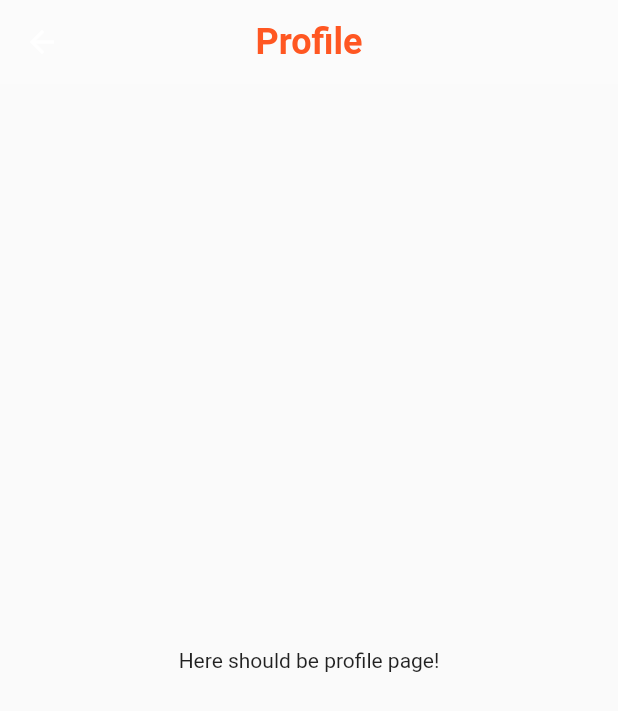
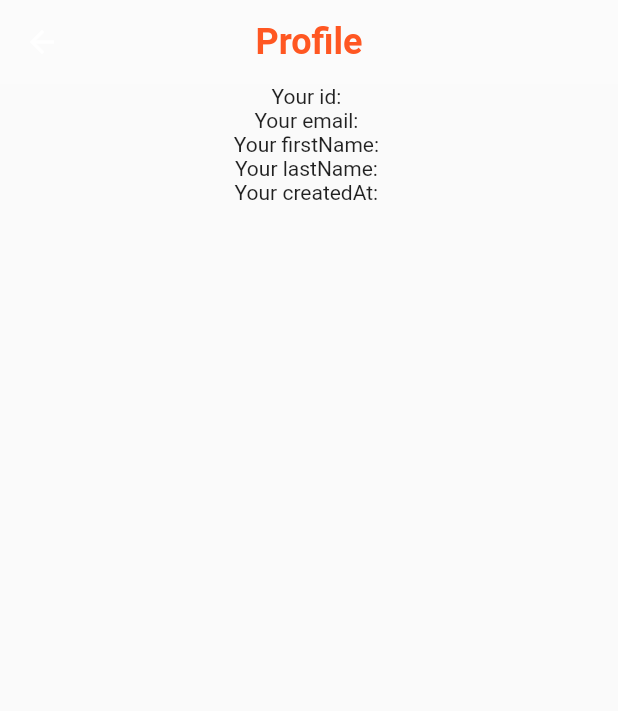
Before and after one commit to AzizullohZohidov/simple_social_media, a Flutter app: the ProfileScreen screen opened by its route, on a phone screen of 412 x 824 dp. Shown: the top 711 px of the screen. Run offline on Flutter 3.47's test engine with Material 2 defaults, Android fonts, the phone set to English and light mode, and no system bars; our stand-ins replace bloc, cloud_firestore, equatable, firebase_auth, firebase_core, firebase_storage and 3 more; accounts and stored records are empty.

Commit message:
Fixes, Profile Page Bloc Implemented and Linked

```diff
--- /dev/null
+++ b/lib/business_logic/bloc/profile_bloc/profile_bloc.dart
@@ -0,0 +1,28 @@
+import 'package:bloc/bloc.dart';
+import 'package:equatable/equatable.dart';
+import 'package:simple_social_media/data/models/user_model.dart';
+import 'package:simple_social_media/data/repositories/user_repository.dart';
+
+part 'profile_event.dart';
+part 'profile_state.dart';
+
+class ProfileBloc extends Bloc<ProfileEvent, ProfileState> {
+  final UserRepository userRepository;
+  ProfileBloc({required this.userRepository}) : super(const ProfileInitial()) {
+    on<ProfileInitializationRequested>(_onProfileInitializationRequested);
+  }
+
+  void _onProfileInitializationRequested(
+    ProfileInitializationRequested event,
+    Emitter<ProfileState> emit,
+  ) async {
+    try {
+      UserModel? currentUser = await userRepository.getCurrentUser();
+      emit(ProfileInitialization(currentUser: currentUser!));
+      //For debugging purposes only
+      //print(currentUser);
+    } catch (error) {
+      emit(ProfileInitialization(currentUser: UserModel.empty()));
+    }
+  }
+}
--- /dev/null
+++ b/lib/business_logic/bloc/profile_bloc/profile_event.dart
@@ -0,0 +1,15 @@
+part of 'profile_bloc.dart';
+
+abstract class ProfileEvent extends Equatable {
+  const ProfileEvent();
+
+  @override
+  List<Object> get props => [];
+}
+
+class ProfileInitializationRequested extends ProfileEvent {
+  const ProfileInitializationRequested();
+
+  @override
+  List<Object> get props => [];
+}
--- /dev/null
+++ b/lib/business_logic/bloc/profile_bloc/profile_state.dart
@@ -0,0 +1,21 @@
+part of 'profile_bloc.dart';
+
+abstract class ProfileState extends Equatable {
+  const ProfileState();
+
+  @override
+  List<Object> get props => [];
+}
+
+class ProfileInitial extends ProfileState {
+  const ProfileInitial();
+}
+
+class ProfileInitialization extends ProfileState {
+  const ProfileInitialization({required this.currentUser});
+
+  final UserModel currentUser;
+
+  @override
+  List<Object> get props => [currentUser];
+}
--- a/lib/business_logic/bloc/sign_up_bloc/sign_up_bloc.dart
+++ b/lib/business_logic/bloc/sign_up_bloc/sign_up_bloc.dart
@@ -19,7 +19,7 @@ class SignUpBloc extends Bloc<SignUpEvent, SignUpState>
         ConfirmPasswordValidatorMixin,
         StringNonemptyValidatorMixin,
         PassedParametersValidatorMixin {
-  SignUpBloc(this._authRepo) : super(SignUpInitial()) {
+  SignUpBloc({required this.authRepo}) : super(SignUpInitial()) {
     on<SignUpEmailChanged>(_onEmailChanged);
     on<SignUpFirstNameChanged>(_onFirstNameChanged);
     on<SignUpLastNameChanged>(_onLastChanged);
@@ -28,7 +28,7 @@ class SignUpBloc extends Bloc<SignUpEvent, SignUpState>
     on<SignUpSubmitted>(_onSignUpSubmitted);
   }
 
-  final AuthenticationRepository _authRepo;
+  final AuthenticationRepository authRepo;
 
   void _onEmailChanged(
     SignUpEmailChanged event,
@@ -94,7 +94,7 @@ class SignUpBloc extends Bloc<SignUpEvent, SignUpState>
     }
     //Since no validation error occured we proceed to signing up the user
     try {
-      await _authRepo.signUpAndSaveInDB(
+      await authRepo.signUpAndSaveInDB(
         email: event.email,
         firstName: event.firstName,
         lastName: event.lastName,
--- a/lib/data/models/user_model.dart
+++ b/lib/data/models/user_model.dart
@@ -1,9 +1,11 @@
-class UserModel {
+import 'package:equatable/equatable.dart';
+
+class UserModel extends Equatable {
   final String id;
   final String email;
   final String firstName;
   final String lastName;
-  final DateTime createdAt;
+  final String createdAt;
 
   UserModel({
     required this.id,
@@ -12,4 +14,15 @@ class UserModel {
     required this.lastName,
     required this.createdAt,
   });
+
+  UserModel.empty({
+    this.id = '',
+    this.email = '',
+    this.firstName = '',
+    this.lastName = '',
+    this.createdAt = '',
+  });
+
+  @override
+  List<Object?> get props => [id, email, firstName, lastName, createdAt];
 }
--- a/lib/data/repositories/authentication_repository.dart
+++ b/lib/data/repositories/authentication_repository.dart
@@ -57,7 +57,7 @@ class AuthenticationRepository {
       'email': email.trim(),
       'firstName': firstName,
       'lastName': lastName,
-      'createdAt': Timestamp.now(),
+      'createdAt': DateTime.now().toString(),
     });
   }
 }
--- a/lib/data/repositories/user_repository.dart
+++ b/lib/data/repositories/user_repository.dart
@@ -11,28 +11,56 @@ class UserRepository {
   //Read current user info
   Future<UserModel?> getCurrentUser() async {
     try {
-      return await getUserUnderId(FirebaseAuth.instance.currentUser!.uid);
+      var currentUser =
+          await getUserUnderId(FirebaseAuth.instance.currentUser!.uid);
+      //For debuggin purposes only
+      //print('Gets printed from inside of user_repository');
+      //print(currentUser);
+      return currentUser;
     } catch (error) {}
   }
 
   //Read user info given user id
   Future<UserModel?> getUserUnderId(String uid) async {
-    UserModel user;
+    String id;
+    String email;
+    String firstName;
+    String lastName;
+    String createdAt;
     try {
-      FirebaseFirestore.instance
+      /*FirebaseFirestore.instance
           .collection('users')
           .doc(uid)
           .get()
           .then<dynamic>((DocumentSnapshot snapshot) async {
-        user = UserModel(
-          id: snapshot.get('id'),
-          email: snapshot.get('email'),
-          firstName: snapshot.get('firstName'),
-          lastName: snapshot.get('lastName'),
-          createdAt: snapshot.get('createdAt').toDate(),
-        );
-        return user;
-      });
+          id = snapshot.get('id');
+          email = snapshot.get('email');
+          firstName = snapshot.get('firstName');
+          lastName = snapshot.get('lastName');
+          createdAt = snapshot.get('createdAt';,
+        print('Id gets printed from inside of user_repository before returning');
+        print(id);
+        //return user;
+      });*/
+
+      DocumentSnapshot userSnapshot =
+          await FirebaseFirestore.instance.collection('users').doc(uid).get();
+      id = userSnapshot.get('id');
+      email = userSnapshot.get('email');
+      firstName = userSnapshot.get('firstName');
+      lastName = userSnapshot.get('lastName');
+      createdAt = userSnapshot.get('createdAt');
+      var user = UserModel(
+        id: id,
+        email: email,
+        firstName: firstName,
+        lastName: lastName,
+        createdAt: createdAt,
+      );
+      //For debuggin purposes only
+      //print('Gets printed from inside of user_repository before returning');
+      //print(user);
+      return user;
     } catch (error) {}
   }
 }
--- a/lib/presentation/screens/profile_screen/profile_screen.dart
+++ b/lib/presentation/screens/profile_screen/profile_screen.dart
@@ -1,13 +1,51 @@
 import 'package:flutter/material.dart';
 import 'package:flutter/services.dart';
+import 'package:flutter_bloc/flutter_bloc.dart';
+import 'package:simple_social_media/business_logic/bloc/profile_bloc/profile_bloc.dart';
 
-class ProfileScreen extends StatelessWidget {
-  const ProfileScreen({Key? key}) : super(key: key);
+class ProfileScreen extends StatefulWidget {
+  late ProfileBloc profileBloc;
+  ProfileScreen({Key? key}) : super(key: key);
+
+  @override
+  State<ProfileScreen> createState() => _ProfileScreenState();
+}
+
+class _ProfileScreenState extends State<ProfileScreen> {
+  @override
+  void initState() {
+    widget.profileBloc = BlocProvider.of<ProfileBloc>(context);
+    widget.profileBloc.add(ProfileInitializationRequested());
+    super.initState();
+  }
 
   @override
   Widget build(BuildContext context) {
     return Scaffold(
-      appBar: AppBar(
+      appBar: _buildAppBar(),
+      body: BlocBuilder<ProfileBloc, ProfileState>(
+        builder: (context, state) {
+          print(state);
+          return Center(
+            child: state is ProfileInitialization
+                ? Column(
+                    children: [
+                      Text('Your id: ${state.currentUser.id}'),
+                      Text('Your email: ${state.currentUser.email}'),
+                      Text('Your firstName: ${state.currentUser.firstName}'),
+                      Text('Your lastName: ${state.currentUser.lastName}'),
+                      Text('Your createdAt: ${state.currentUser.createdAt}'),
+                    ],
+                  )
+                : Text('Hmm data seems to be missing'),
+          );
+        },
+      ),
+    );
+  }
+
+  AppBar _buildAppBar() {
+    return AppBar(
       centerTitle: true,
       title: const Text(
         'Profile',
@@ -21,10 +59,6 @@ class ProfileScreen extends StatelessWidget {
       systemOverlayStyle:
           SystemUiOverlayStyle.dark.copyWith(statusBarColor: Colors.white10),
       elevation: 0,
-      ),
-      body: const Center(
-        child: Text('Here should be profile page!'),
-      ),
     );
   }
 }
```
Also changed, not shown: lib/main.dart (+16 -4 lines), lib/presentation/screens/add_pin_screen/add_pin_screen.dart (added, +10 -0 lines). Lines whose indentation alone changed are shown as unchanged.
